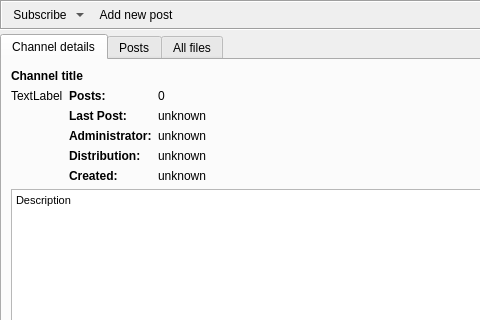
Before: the Qt Designer form retroshare-gui/src/gui/gxschannels/GxsChannelPostsWidgetWithModel.ui in RetroShare/RetroShare, drawn with Qt 5; both pictures show x 0 to 480 and y 0 to 320 of the 977 by 628 pixel window.
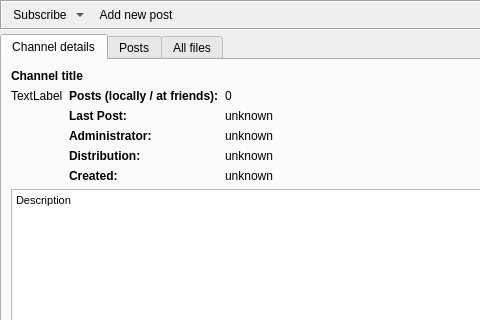
After: the same form once the commit is applied. The open tabs and pages were chosen to show the change. Icons and pictures are not drawn. Custom widgets are drawn as their Qt base class.

Commit message: added # of posts at friends and locally in channels

Patch:
```diff
--- a/retroshare-gui/src/gui/gxschannels/GxsChannelPostsWidgetWithModel.ui
+++ b/retroshare-gui/src/gui/gxschannels/GxsChannelPostsWidgetWithModel.ui
@@ -330,7 +330,7 @@
               </font>
              </property>
              <property name="text">
-              <string>Posts:</string>
+              <string>Posts (locally / at friends):</string>
              </property>
             </widget>
            </item>
```
Left out of the diff: 129 changed lines with no effect on the pictures. The commit also changes 2 other files.
